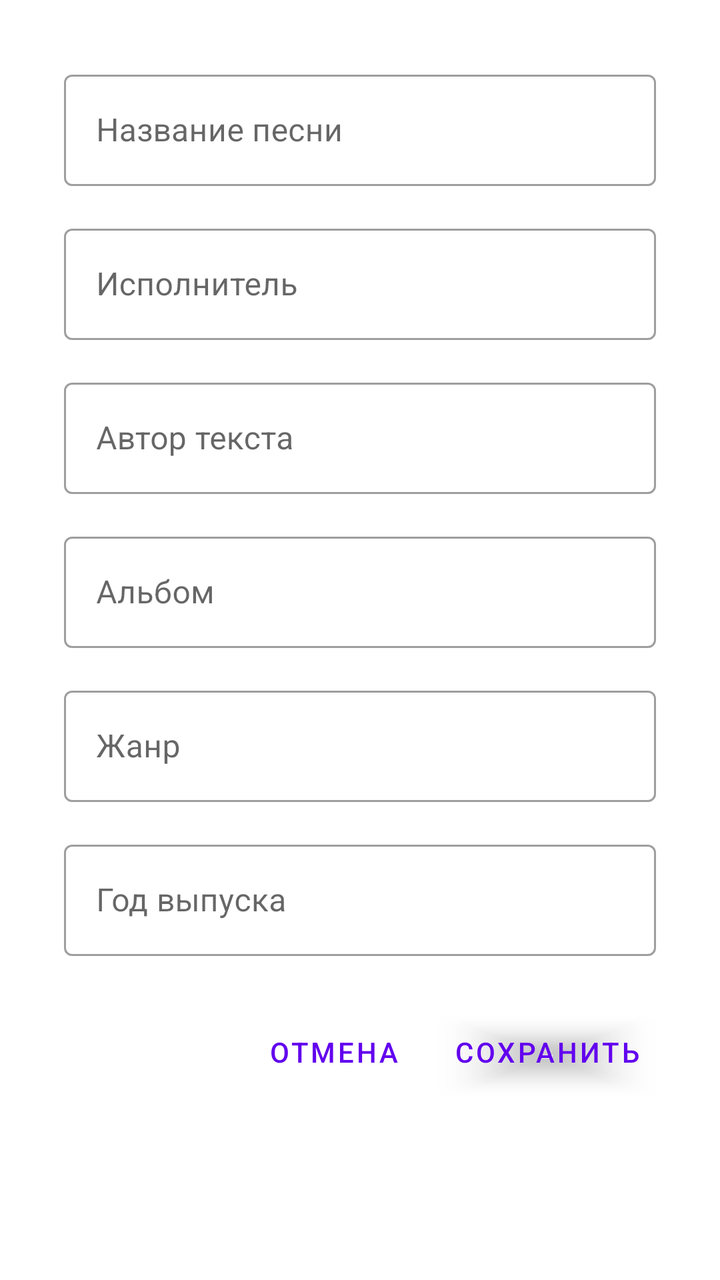
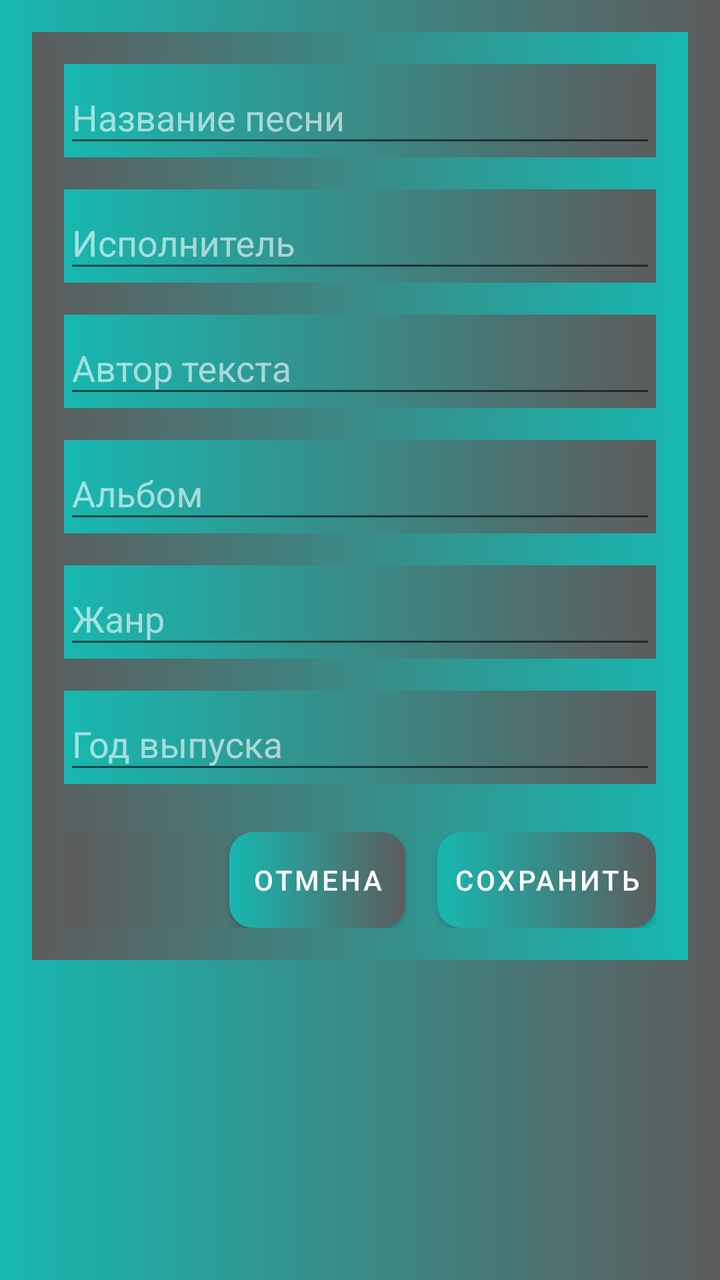

The first picture is an Android layout as it rendered before a commit; the second is the same layout after the commit. The layout source and the unified diff follow.
<!-- AndroidManifest.xml: application theme Theme.MuzPleer -->
<!-- res/layout/fragment_edit_song.xml -->
<?xml version="1.0" encoding="utf-8"?>
<ScrollView xmlns:android="http://schemas.android.com/apk/res/android"
    android:layout_width="match_parent"
    android:layout_height="match_parent"
    xmlns:app="http://schemas.android.com/apk/res-auto"
    android:padding="16dp">

    <LinearLayout
        android:layout_width="match_parent"
        android:layout_height="wrap_content"
        android:orientation="vertical"
        android:padding="16dp">

        <com.google.android.material.textfield.TextInputLayout
            android:layout_width="match_parent"
            android:layout_height="wrap_content"
            android:layout_marginBottom="16dp"
            style="@style/Widget.MaterialComponents.TextInputLayout.OutlinedBox">
            <com.google.android.material.textfield.TextInputEditText
                android:id="@+id/etTitle"
                android:layout_width="match_parent"
                android:layout_height="wrap_content"
                android:hint="Название песни"/>
        </com.google.android.material.textfield.TextInputLayout>

        <com.google.android.material.textfield.TextInputLayout
            android:layout_width="match_parent"
            android:layout_height="wrap_content"
            android:layout_marginBottom="16dp"
            style="@style/Widget.MaterialComponents.TextInputLayout.OutlinedBox">
            <com.google.android.material.textfield.TextInputEditText
                android:id="@+id/etArtist"
                android:layout_width="match_parent"
                android:layout_height="wrap_content"
                android:hint="Исполнитель"/>
        </com.google.android.material.textfield.TextInputLayout>

        <com.google.android.material.textfield.TextInputLayout
            android:layout_width="match_parent"
            android:layout_height="wrap_content"
            android:layout_marginBottom="16dp"
            style="@style/Widget.MaterialComponents.TextInputLayout.OutlinedBox">
            <com.google.android.material.textfield.TextInputEditText
                android:id="@+id/etAuthor"
                android:layout_width="match_parent"
                android:layout_height="wrap_content"
                android:hint="Автор текста"/>
        </com.google.android.material.textfield.TextInputLayout>

        <com.google.android.material.textfield.TextInputLayout
            android:layout_width="match_parent"
            android:layout_height="wrap_content"
            android:layout_marginBottom="16dp"
            style="@style/Widget.MaterialComponents.TextInputLayout.OutlinedBox">
            <com.google.android.material.textfield.TextInputEditText
                android:id="@+id/etAlbum"
                android:layout_width="match_parent"
                android:layout_height="wrap_content"
                android:hint="Альбом"/>
        </com.google.android.material.textfield.TextInputLayout>

        <com.google.android.material.textfield.TextInputLayout
            android:layout_width="match_parent"
            android:layout_height="wrap_content"
            android:layout_marginBottom="16dp"
            style="@style/Widget.MaterialComponents.TextInputLayout.OutlinedBox">
            <com.google.android.material.textfield.TextInputEditText
                android:id="@+id/etGenre"
                android:layout_width="match_parent"
                android:layout_height="wrap_content"
                android:hint="Жанр"/>
        </com.google.android.material.textfield.TextInputLayout>

        <com.google.android.material.textfield.TextInputLayout
            android:layout_width="match_parent"
            android:layout_height="wrap_content"
            android:layout_marginBottom="24dp"
            style="@style/Widget.MaterialComponents.TextInputLayout.OutlinedBox">
            <com.google.android.material.textfield.TextInputEditText
                android:id="@+id/etYear"
                android:layout_width="match_parent"
                android:layout_height="wrap_content"
                android:hint="Год выпуска"
                android:inputType="number"
                app:endIconMode="clear_text"/>
        </com.google.android.material.textfield.TextInputLayout>

        <LinearLayout
            style="?android:attr/buttonBarStyle"
            android:layout_width="match_parent"
            android:layout_height="wrap_content"
            android:orientation="horizontal"
            android:gravity="end">

            <Button
                android:id="@+id/btnCancel"
                style="?android:attr/buttonBarButtonStyle"
                android:layout_width="wrap_content"
                android:layout_height="wrap_content"
                android:layout_marginEnd="8dp"
                android:text="Отмена" />

            <Button
                android:id="@+id/btnSave"
                style="?android:attr/buttonBarButtonStyle"
                android:layout_width="wrap_content"
                android:layout_height="wrap_content"
                android:elevation="2dp"
                android:text="Сохранить"/>

        </LinearLayout>
    </LinearLayout>
</ScrollView>
<!-- resources referenced by this layout -->
<resources>
  <style name="Theme.MuzPleer" parent="Theme.MaterialComponents.DayNight.DarkActionBar">
          
          <item name="colorPrimary">@color/purple_500</item>
          <item name="colorPrimaryVariant">@color/purple_700</item>
          <item name="colorOnPrimary">@color/white</item>
          
          <item name="colorSecondary">@color/teal_200</item>
          <item name="colorSecondaryVariant">@color/teal_700</item>
          <item name="colorOnSecondary">@color/black</item>
          
          <item name="android:statusBarColor">?attr/colorPrimaryVariant</item>
          
      </style>
  <color name="purple_500">#FF6200EE</color>
  <color name="purple_700">#FF3700B3</color>
  <color name="white">#FFFFFFFF</color>
  <color name="teal_200">#FF03DAC5</color>
  <color name="teal_700">#FF018786</color>
  <color name="black">#FF000000</color>
</resources>

<!-- the commit's change to res/layout/fragment_edit_song.xml (unified diff, before → after) -->
@@ -3,23 +3,36 @@
     android:layout_width="match_parent"
     android:layout_height="match_parent"
     xmlns:app="http://schemas.android.com/apk/res-auto"
-    android:padding="16dp">
+    android:padding="16dp"
+    android:background="@drawable/item_list_effects">
 
     <LinearLayout
         android:layout_width="match_parent"
         android:layout_height="wrap_content"
         android:orientation="vertical"
-        android:padding="16dp">
+        android:padding="16dp"
+        android:background="@drawable/item_list_effects_revers">
 
         <com.google.android.material.textfield.TextInputLayout
             android:layout_width="match_parent"
             android:layout_height="wrap_content"
             android:layout_marginBottom="16dp"
-            style="@style/Widget.MaterialComponents.TextInputLayout.OutlinedBox">
+            android:background="@drawable/item_list_effects"
+            style="@style/Widget.MaterialComponents.TextInputLayout.OutlinedBox"
+            app:boxStrokeColor="@color/box_stroke_white"
+            app:boxStrokeWidth="1dp"
+            app:boxStrokeWidthFocused="2dp"
+            app:hintTextColor="@color/white"
+            app:errorTextColor="@color/white"
+            app:counterTextColor="@color/white"
+            app:helperTextTextColor="@color/white"
+            app:materialThemeOverlay="@style/ThemeOverlay.WhiteTextInput">
             <com.google.android.material.textfield.TextInputEditText
                 android:id="@+id/etTitle"
                 android:layout_width="match_parent"
                 android:layout_height="wrap_content"
+                android:textColor="@color/white"
+                android:textColorHint="@color/white"
                 android:hint="Название песни"/>
         </com.google.android.material.textfield.TextInputLayout>
 
@@ -27,11 +40,22 @@
             android:layout_width="match_parent"
             android:layout_height="wrap_content"
             android:layout_marginBottom="16dp"
-            style="@style/Widget.MaterialComponents.TextInputLayout.OutlinedBox">
+            android:background="@drawable/item_list_effects"
+            style="@style/Widget.MaterialComponents.TextInputLayout.OutlinedBox"
+            app:boxStrokeColor="@color/box_stroke_white"
+            app:boxStrokeWidth="1dp"
+            app:boxStrokeWidthFocused="2dp"
+            app:hintTextColor="@color/white"
+            app:errorTextColor="@color/white"
+            app:counterTextColor="@color/white"
+            app:helperTextTextColor="@color/white"
+            app:materialThemeOverlay="@style/ThemeOverlay.WhiteTextInput">
             <com.google.android.material.textfield.TextInputEditText
                 android:id="@+id/etArtist"
                 android:layout_width="match_parent"
                 android:layout_height="wrap_content"
+                android:textColor="@color/white"
+                android:textColorHint="@color/white"
                 android:hint="Исполнитель"/>
         </com.google.android.material.textfield.TextInputLayout>
 
@@ -39,11 +63,22 @@
             android:layout_width="match_parent"
             android:layout_height="wrap_content"
             android:layout_marginBottom="16dp"
-            style="@style/Widget.MaterialComponents.TextInputLayout.OutlinedBox">
+            android:background="@drawable/item_list_effects"
+            style="@style/Widget.MaterialComponents.TextInputLayout.OutlinedBox"
+            app:boxStrokeColor="@color/box_stroke_white"
+            app:boxStrokeWidth="1dp"
+            app:boxStrokeWidthFocused="2dp"
+            app:hintTextColor="@color/white"
+            app:errorTextColor="@color/white"
+            app:counterTextColor="@color/white"
+            app:helperTextTextColor="@color/white"
+            app:materialThemeOverlay="@style/ThemeOverlay.WhiteTextInput">
             <com.google.android.material.textfield.TextInputEditText
                 android:id="@+id/etAuthor"
                 android:layout_width="match_parent"
                 android:layout_height="wrap_content"
+                android:textColor="@color/white"
+                android:textColorHint="@color/white"
                 android:hint="Автор текста"/>
         </com.google.android.material.textfield.TextInputLayout>
 
@@ -51,11 +86,22 @@
             android:layout_width="match_parent"
             android:layout_height="wrap_content"
             android:layout_marginBottom="16dp"
-            style="@style/Widget.MaterialComponents.TextInputLayout.OutlinedBox">
+            android:background="@drawable/item_list_effects"
+            style="@style/Widget.MaterialComponents.TextInputLayout.OutlinedBox"
+            app:boxStrokeColor="@color/box_stroke_white"
+            app:boxStrokeWidth="1dp"
+            app:boxStrokeWidthFocused="2dp"
+            app:hintTextColor="@color/white"
+            app:errorTextColor="@color/white"
+            app:counterTextColor="@color/white"
+            app:helperTextTextColor="@color/white"
+            app:materialThemeOverlay="@style/ThemeOverlay.WhiteTextInput">
             <com.google.android.material.textfield.TextInputEditText
                 android:id="@+id/etAlbum"
                 android:layout_width="match_parent"
                 android:layout_height="wrap_content"
+                android:textColor="@color/white"
+                android:textColorHint="@color/white"
                 android:hint="Альбом"/>
         </com.google.android.material.textfield.TextInputLayout>
 
@@ -63,11 +109,22 @@
             android:layout_width="match_parent"
             android:layout_height="wrap_content"
             android:layout_marginBottom="16dp"
-            style="@style/Widget.MaterialComponents.TextInputLayout.OutlinedBox">
+            android:background="@drawable/item_list_effects"
+            style="@style/Widget.MaterialComponents.TextInputLayout.OutlinedBox"
+            app:boxStrokeColor="@color/box_stroke_white"
+            app:boxStrokeWidth="1dp"
+            app:boxStrokeWidthFocused="2dp"
+            app:hintTextColor="@color/white"
+            app:errorTextColor="@color/white"
+            app:counterTextColor="@color/white"
+            app:helperTextTextColor="@color/white"
+            app:materialThemeOverlay="@style/ThemeOverlay.WhiteTextInput">
             <com.google.android.material.textfield.TextInputEditText
                 android:id="@+id/etGenre"
                 android:layout_width="match_parent"
                 android:layout_height="wrap_content"
+                android:textColor="@color/white"
+                android:textColorHint="@color/white"
                 android:hint="Жанр"/>
         </com.google.android.material.textfield.TextInputLayout>
 
@@ -75,14 +132,25 @@
             android:layout_width="match_parent"
             android:layout_height="wrap_content"
             android:layout_marginBottom="24dp"
-            style="@style/Widget.MaterialComponents.TextInputLayout.OutlinedBox">
+            android:background="@drawable/item_list_effects"
+            style="@style/Widget.MaterialComponents.TextInputLayout.OutlinedBox"
+            app:boxStrokeColor="@color/box_stroke_white"
+            app:boxStrokeWidth="1dp"
+            app:boxStrokeWidthFocused="2dp"
+            app:hintTextColor="@color/white"
+            app:errorTextColor="@color/white"
+            app:counterTextColor="@color/white"
+            app:helperTextTextColor="@color/white"
+            app:materialThemeOverlay="@style/ThemeOverlay.WhiteTextInput">
             <com.google.android.material.textfield.TextInputEditText
                 android:id="@+id/etYear"
                 android:layout_width="match_parent"
                 android:layout_height="wrap_content"
                 android:hint="Год выпуска"
                 android:inputType="number"
-                app:endIconMode="clear_text"/>
+                app:endIconMode="clear_text"
+                android:textColor="@color/white"
+                android:textColorHint="@color/white"/>
         </com.google.android.material.textfield.TextInputLayout>
 
         <LinearLayout
@@ -90,15 +158,20 @@
             android:layout_width="match_parent"
             android:layout_height="wrap_content"
             android:orientation="horizontal"
-            android:gravity="end">
+            android:gravity="end"
+            android:background="@drawable/item_list_effects_revers">
 
             <Button
                 android:id="@+id/btnCancel"
                 style="?android:attr/buttonBarButtonStyle"
                 android:layout_width="wrap_content"
                 android:layout_height="wrap_content"
-                android:layout_marginEnd="8dp"
-                android:text="Отмена" />
+                android:layout_marginEnd="16dp"
+                android:elevation="2dp"
+                android:text="Отмена"
+                android:background="@drawable/item_list_effects_button"
+                android:textColor="@color/white"
+                app:backgroundTint="@null"/>
 
             <Button
                 android:id="@+id/btnSave"
@@ -106,7 +179,10 @@
                 android:layout_width="wrap_content"
                 android:layout_height="wrap_content"
                 android:elevation="2dp"
-                android:text="Сохранить"/>
+                android:text="Сохранить"
+                android:background="@drawable/item_list_effects_button"
+                android:textColor="@color/white"
+                app:backgroundTint="@null"/>
 
         </LinearLayout>
     </LinearLayout>
<!-- resource entries referenced after the edit -->
@@ -16,6 +16,43 @@
   <color name="purple_500">#FF6200EE</color>
   <color name="purple_700">#FF3700B3</color>
   <color name="white">#FFFFFFFF</color>
+  <!-- drawable item_list_effects (drawable) -->
+  <shape xmlns:android="http://schemas.android.com/apk/res/android"
+      android:shape="rectangle">
+      <gradient
+          android:angle="0"
+          android:endColor="#5C5C5C"
+          android:startColor="#17B8B1"
+          android:type="linear" />
+  </shape>
+  <!-- drawable item_list_effects_button (drawable) -->
+  <shape xmlns:android="http://schemas.android.com/apk/res/android"
+      android:shape="rectangle">
+      
+      <corners android:radius="12dp" />
+      <gradient
+          android:angle="0"
+          android:endColor="#5C5C5C"
+          android:startColor="#17B8B1"
+          android:type="linear" />
+  </shape>
+  <!-- drawable item_list_effects_revers (drawable) -->
+  <shape xmlns:android="http://schemas.android.com/apk/res/android"
+      android:shape="rectangle">
+      <gradient
+          android:angle="0"
+          android:endColor="#17B8B1"
+          android:startColor="#5C5C5C"
+          android:type="linear" />
+  </shape>
+  <style name="ThemeOverlay.WhiteTextInput" parent="">
+          <item name="colorPrimary">@color/white</item>
+          <item name="colorOnSurface">@color/white</item>
+          <item name="colorControlActivated">@color/white</item>
+          <item name="colorControlHighlight">@color/white</item>
+          <item name="android:textColorHighlight">#55FFFFFF</item>
+          <item name="android:textColorPrimary">@color/white</item>
+      </style>
   <color name="teal_200">#FF03DAC5</color>
   <color name="teal_700">#FF018786</color>
   <color name="black">#FF000000</color>
